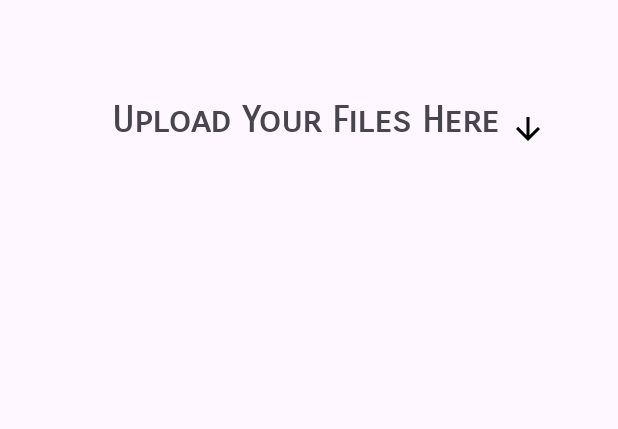
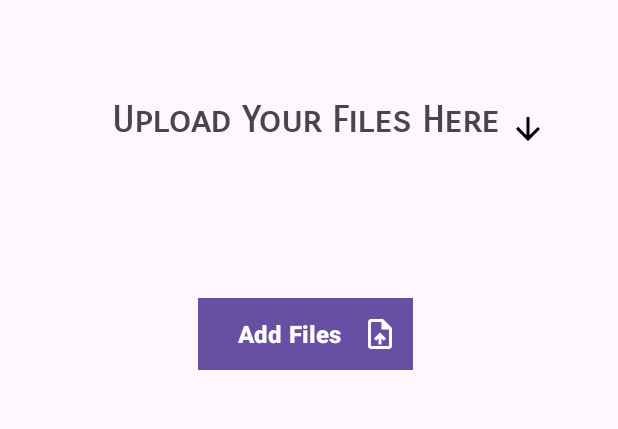
Before and after one commit to Sarimsaljook/JurisScan, an Android app: the screen it shows after launch (MainActivity), on a phone screen of 412 x 824 dp, the part 314-743 px from its top. Run offline under Robolectric (Android 15) with nearby library versions, the light colour scheme and no system bars.

Commit message:
Implement PDF View Feature

```diff
--- /dev/null
+++ b/app/src/main/res/drawable/baseline_upload_file_24.xml
@@ -0,0 +1,5 @@
+<vector android:height="24dp" android:tint="#FFFFFF"
+    android:viewportHeight="24" android:viewportWidth="24"
+    android:width="24dp" xmlns:android="http://schemas.android.com/apk/res/android">
+    <path android:fillColor="@android:color/white" android:pathData="M14,2L6,2c-1.1,0 -1.99,0.9 -1.99,2L4,20c0,1.1 0.89,2 1.99,2L18,22c1.1,0 2,-0.9 2,-2L20,8l-6,-6zM18,20L6,20L6,4h7v5h5v11zM8,15.01l1.41,1.41L11,14.84L11,19h2v-4.16l1.59,1.59L16,15.01 12.01,11z"/>
+</vector>
--- a/app/src/main/res/layout/activity_main.xml
+++ b/app/src/main/res/layout/activity_main.xml
@@ -4,7 +4,18 @@
     xmlns:tools="http://schemas.android.com/tools"
     android:layout_width="match_parent"
     android:layout_height="match_parent"
+    android:fitsSystemWindows="true"
     tools:context=".MainActivity">
+
+    <ImageView
+        android:id="@+id/imageView"
+        android:layout_width="222dp"
+        android:layout_height="181dp"
+        android:layout_marginStart="94dp"
+        android:layout_marginTop="28dp"
+        app:layout_constraintStart_toStartOf="parent"
+        app:layout_constraintTop_toTopOf="parent"
+        app:srcCompat="@drawable/jurisscan_logo" />
 
     <TextView
         android:layout_width="289dp"
@@ -22,14 +33,23 @@
         app:layout_constraintTop_toTopOf="parent"
         app:layout_constraintVertical_bias="0.351" />
 
-    <ImageView
-        android:id="@+id/imageView"
-        android:layout_width="222dp"
-        android:layout_height="181dp"
-        android:layout_marginStart="94dp"
-        android:layout_marginTop="28dp"
-        app:layout_constraintStart_toStartOf="parent"
-        app:layout_constraintTop_toTopOf="parent"
-        app:srcCompat="@drawable/jurisscan_logo" />
+    <Button
+        android:id="@+id/openPdfViewer"
+        android:layout_width="143dp"
+        android:layout_height="48dp"
+        android:layout_marginStart="132dp"
+        android:layout_marginBottom="368dp"
+        android:background="#009688"
+        android:drawableRight="@drawable/baseline_upload_file_24"
+        android:foregroundTint="#FFFFFF"
+        android:paddingRight="10dp"
+        android:shadowColor="#000000"
+        android:text="Add Files "
+        android:textColor="#FFFFFF"
+        android:textSize="16sp"
+        android:textStyle="bold"
+        app:layout_constraintBottom_toBottomOf="parent"
+        app:layout_constraintStart_toStartOf="parent" />
+
 
 </androidx.constraintlayout.widget.ConstraintLayout>
--- a/gradle.properties
+++ b/gradle.properties
@@ -19,3 +19,5 @@ android.useAndroidX=true
 # resources declared in the library itself and none from the library's dependencies,
 # thereby reducing the size of the R class for that library
 android.nonTransitiveRClass=true
+android.suppressUnsupportedCompileSdk=34
+android.enableJetifier=true
--- a/settings.gradle
+++ b/settings.gradle
@@ -10,6 +10,7 @@ dependencyResolutionManagement {
     repositories {
         google()
         mavenCentral()
+        gradlePluginPortal()
     }
 }
 rootProject.name = "JurisScan"
```
Also changed, not shown: app/build.gradle (+11 -6 lines), app/src/main/AndroidManifest.xml (+10 -10 lines), app/src/main/java/com/example/jurisscan/DocumentView.java (added, +35 -0 lines), app/src/main/java/com/example/jurisscan/MainActivity.java (+82 -0 lines), app/src/main/res/layout/activity_document_view.xml (added, +11 -0 lines).
